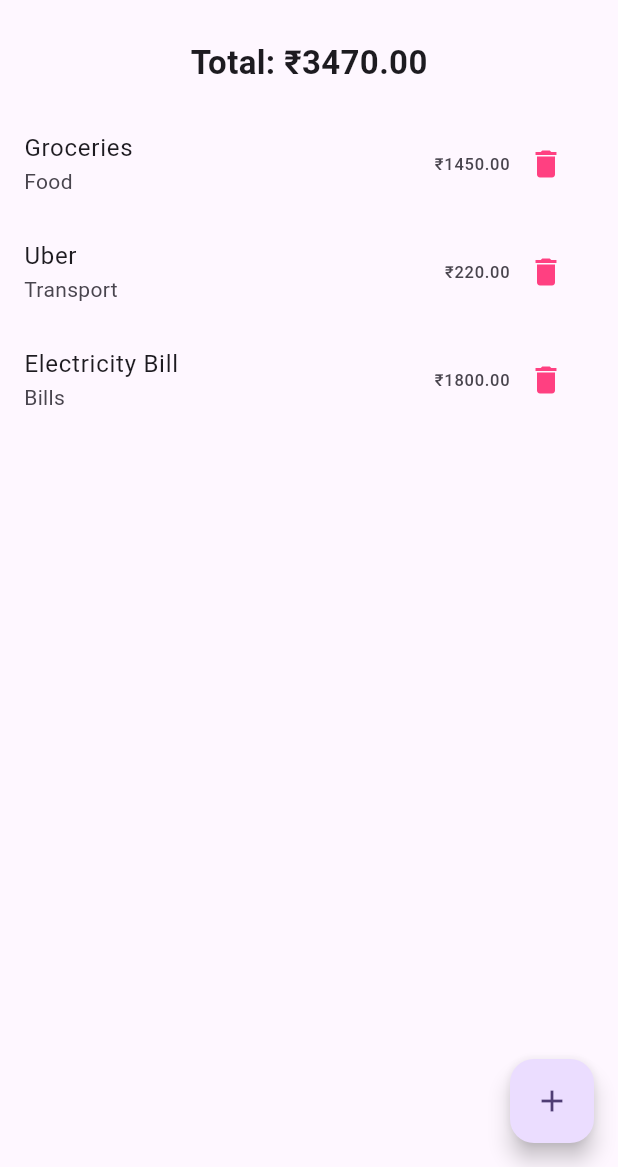
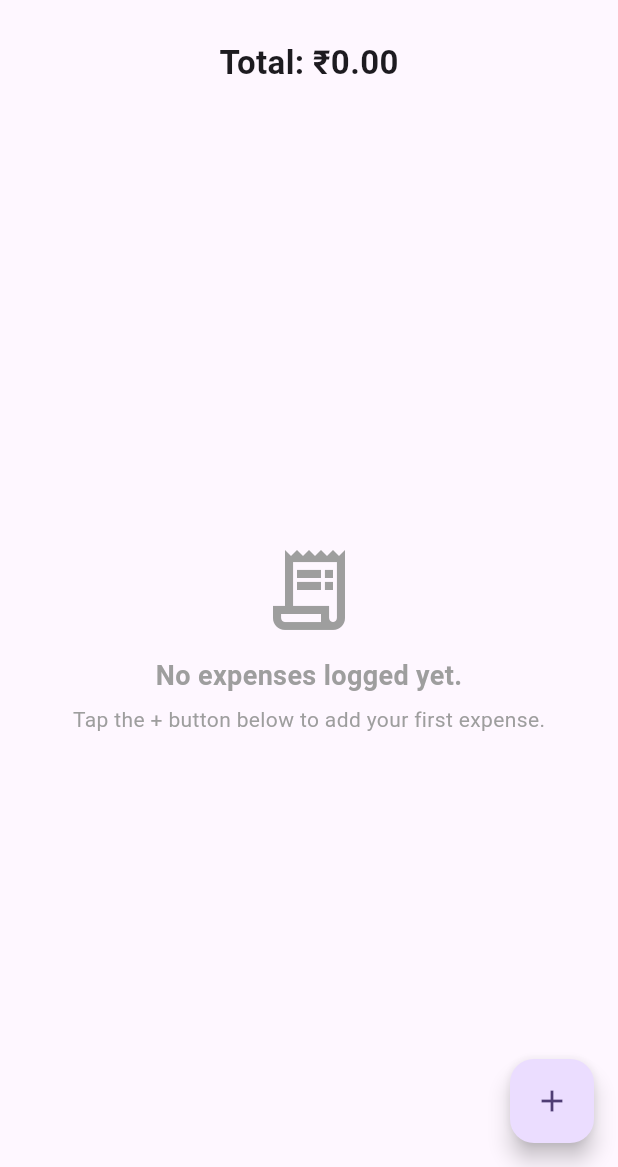
Before and after one commit to ananya290208/expensetracker, a Flutter app: the screen it shows once a user with an empty profile is signed in, on a phone screen of 412 x 824 dp, the part 69-1236 px from its top. Run offline on Flutter 3.47's test engine with Material 3 defaults, Android fonts, the phone set to English and light mode, and no system bars; our stand-ins replace firebase_auth, firebase_core, shared_preferences; accounts and stored records are empty.

Commit message:
Add local expense persistence, clean empty state, and emulator setup guide

```diff
--- a/lib/main.dart
+++ b/lib/main.dart
@@ -1,7 +1,9 @@
 import 'dart:async';
+import 'dart:convert';
 import 'package:firebase_auth/firebase_auth.dart';
 import 'package:firebase_core/firebase_core.dart';
 import 'package:flutter/material.dart';
+import 'package:shared_preferences/shared_preferences.dart';
 import 'firebase_options.dart';
 import 'screens/auth_gate.dart';
 
@@ -43,13 +45,25 @@ class MyApp extends StatelessWidget {
   }
 }
 
-// Simple data class. Just holds values, nothing else.
+// Simple data class. Holds values and serialization for persistence.
 class Expense {
   String title;
   double amount;
   String category;
 
   Expense(this.title, this.amount, this.category);
+
+  Map<String, dynamic> toJson() => {
+        'title': title,
+        'amount': amount,
+        'category': category,
+      };
+
+  factory Expense.fromJson(Map<String, dynamic> json) => Expense(
+        json['title'] as String,
+        (json['amount'] as num).toDouble(),
+        json['category'] as String,
+      );
 }
 
 class HomeScreen extends StatefulWidget {
@@ -67,27 +81,57 @@ class _HomeScreenState extends State<HomeScreen> {
   // and any widget listening (see StreamBuilder below) updates itself.
   StreamController<double> totalController = StreamController<double>();
 
+  String get _userStorageKey {
+    final uid = FirebaseAuth.instance.currentUser?.uid ?? 'guest';
+    return 'user_expenses_$uid';
+  }
+
   @override
   void initState() {
     super.initState();
     loadExpenses();
   }
 
-  // Pretends to fetch data from a server or database.
+  // Loads persisted expenses from local storage for the current authenticated user.
+  // Defaults to an empty list without showing hardcoded sample expenses.
   void loadExpenses() async {
-    await Future.delayed(const Duration(seconds: 2));
+    try {
+      final prefs = await SharedPreferences.getInstance();
+      final savedList = prefs.getStringList(_userStorageKey);
+
+      List<Expense> loaded = [];
+      if (savedList != null) {
+        for (var item in savedList) {
+          try {
+            loaded.add(Expense.fromJson(jsonDecode(item) as Map<String, dynamic>));
+          } catch (_) {}
+        }
+      }
 
       if (!mounted) return;
       setState(() {
-      expenses = [
-        Expense('Groceries', 1450, 'Food'),
-        Expense('Uber', 220, 'Transport'),
-        Expense('Electricity Bill', 1800, 'Bills'),
-      ];
+        expenses = loaded;
         isLoading = false;
       });
+    } catch (_) {
+      if (!mounted) return;
+      setState(() {
+        expenses = [];
+        isLoading = false;
+      });
+    }
 
     updateTotal();
+  }
+
+  Future<void> _saveExpenses() async {
+    try {
+      final prefs = await SharedPreferences.getInstance();
+      final stringList = expenses.map((e) => jsonEncode(e.toJson())).toList();
+      await prefs.setStringList(_userStorageKey, stringList);
+    } catch (e) {
+      debugPrint('Failed to save expenses: $e');
+    }
   }
 
   void updateTotal() {
@@ -102,6 +146,7 @@ class _HomeScreenState extends State<HomeScreen> {
     setState(() {
       expenses.add(expense);
     });
+    _saveExpenses();
     updateTotal();
   }
 
@@ -109,13 +154,14 @@ class _HomeScreenState extends State<HomeScreen> {
     setState(() {
       expenses.removeAt(index);
     });
+    _saveExpenses();
     updateTotal();
   }
 
   void goToAddExpenseScreen() async {
     var newExpense = await Navigator.push(
       context,
-      MaterialPageRoute(builder: (context) => AddExpenseScreen()),
+      MaterialPageRoute(builder: (context) => const AddExpenseScreen()),
     );
 
     if (newExpense != null) {
@@ -208,7 +254,34 @@ class _HomeScreenState extends State<HomeScreen> {
                   ),
                 ),
                 Expanded(
-                  child: ListView.builder(
+                  child: expenses.isEmpty
+                      ? const Center(
+                          child: Column(
+                            mainAxisAlignment: MainAxisAlignment.center,
+                            children: [
+                              Icon(
+                                Icons.receipt_long_outlined,
+                                size: 64,
+                                color: Colors.grey,
+                              ),
+                              SizedBox(height: 12),
+                              Text(
+                                'No expenses logged yet.',
+                                style: TextStyle(
+                                  fontSize: 18,
+                                  fontWeight: FontWeight.w600,
+                                  color: Colors.grey,
+                                ),
+                              ),
+                              SizedBox(height: 6),
+                              Text(
+                                'Tap the + button below to add your first expense.',
+                                style: TextStyle(fontSize: 14, color: Colors.grey),
+                              ),
+                            ],
+                          ),
+                        )
+                      : ListView.builder(
                           itemCount: expenses.length,
                           itemBuilder: (context, index) {
                       var expense = expenses[index];
--- a/pubspec.yaml
+++ b/pubspec.yaml
@@ -11,6 +11,7 @@ dependencies:
     sdk: flutter
   firebase_core: ^3.12.0
   firebase_auth: ^5.5.0
+  shared_preferences: ^2.3.5
 
 dev_dependencies:
   flutter_test:
```
Also changed, not shown: pubspec.lock, 2 other files. Lines whose indentation alone changed are shown as unchanged.
